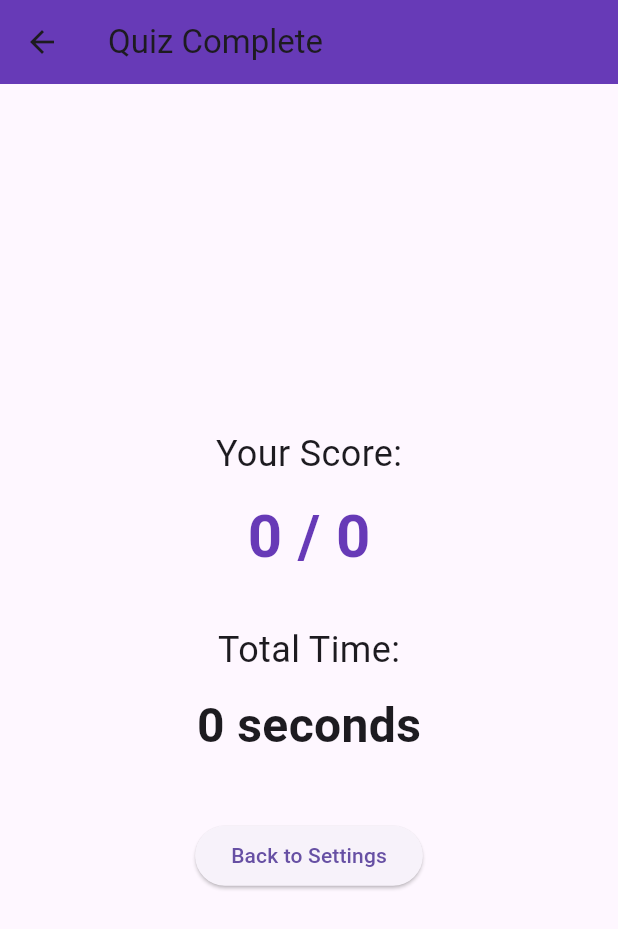
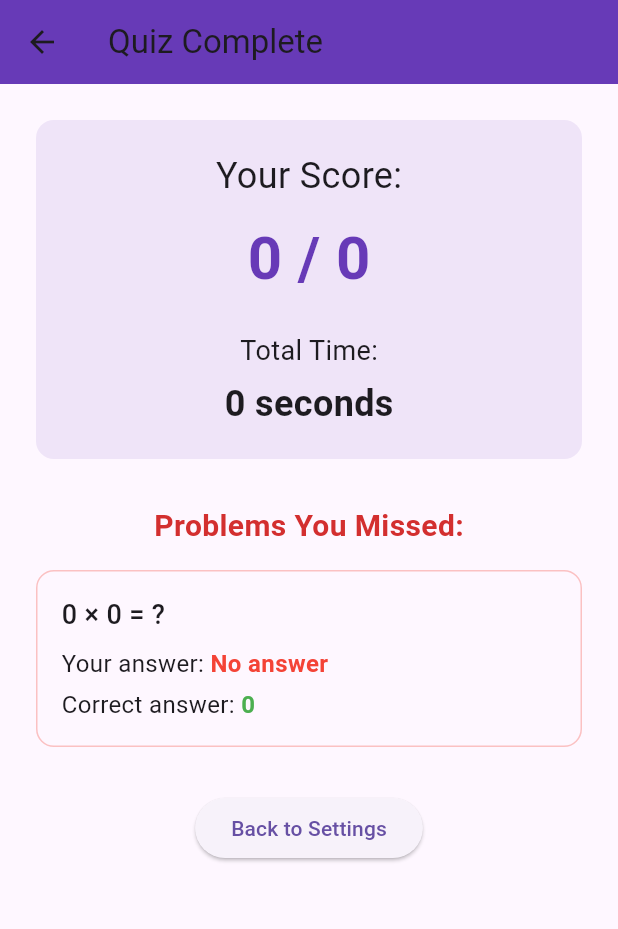
Before and after one commit to jkozdon/math_flutter_app, a Flutter app: the QuizPage screen opened directly with empty values, after a tap on "Submit", on a phone screen of 412 x 824 dp. Shown: the top 929 px of the screen. Run offline on Flutter 3.47's test engine with Material 3 defaults, Android fonts, the phone set to English and light mode, and no system bars.

Commit message:
show wrong answers at the end
Signed-off-by: Jeremy E Kozdon <jeremy@kozdon.net>

```diff
--- a/lib/main.dart
+++ b/lib/main.dart
@@ -1,5 +1,25 @@
 import 'dart:math';
 import 'package:flutter/material.dart';
+
+class QuestionData {
+  final int num1;
+  final int num2;
+  final String operator;
+  final int correctAnswer;
+  final int? userAnswer;
+  final bool isCorrect;
+
+  QuestionData({
+    required this.num1,
+    required this.num2,
+    required this.operator,
+    required this.correctAnswer,
+    this.userAnswer,
+    required this.isCorrect,
+  });
+
+  String get questionText => '$num1 $operator $num2 = $correctAnswer';
+}
 
 void main() {
   runApp(MathQuizApp());
@@ -182,6 +202,7 @@ class _QuizPageState extends State<QuizPage> {
   late Stopwatch stopwatch;
   bool quizFinished = false;
   int elapsedSeconds = 0;
+  List<QuestionData> allQuestions = [];
 
   late List<String> allowedOperators;
 
@@ -240,7 +261,18 @@ class _QuizPageState extends State<QuizPage> {
 
   void checkAnswer(String? input) {
     int? userAnswer = int.tryParse(input ?? '');
-    if (userAnswer == answer) score++;
+    bool isCorrect = userAnswer == answer;
+    if (isCorrect) score++;
+
+    // Store the question data
+    allQuestions.add(QuestionData(
+      num1: num1,
+      num2: num2,
+      operator: operator,
+      correctAnswer: answer,
+      userAnswer: userAnswer,
+      isCorrect: isCorrect,
+    ));
 
     controller.clear();
 
@@ -275,13 +307,24 @@ class _QuizPageState extends State<QuizPage> {
   @override
   Widget build(BuildContext context) {
     if (quizFinished) {
+      List<QuestionData> missedQuestions = allQuestions.where((q) => !q.isCorrect).toList();
+
       return Scaffold(
         appBar: AppBar(title: Text('Quiz Complete'), backgroundColor: Colors.deepPurple),
-        body: Center(
-          child: Padding(
+        body: Padding(
           padding: const EdgeInsets.all(24.0),
+          child: SingleChildScrollView(
             child: Column(
-              mainAxisAlignment: MainAxisAlignment.center,
+              children: [
+                // Score section
+                Container(
+                  width: double.infinity,
+                  padding: EdgeInsets.all(20),
+                  decoration: BoxDecoration(
+                    color: Colors.deepPurple.withOpacity(0.1),
+                    borderRadius: BorderRadius.circular(12),
+                  ),
+                  child: Column(
                     children: [
                       Text('Your Score:', style: TextStyle(fontSize: 24)),
                       SizedBox(height: 10),
@@ -289,14 +332,101 @@ class _QuizPageState extends State<QuizPage> {
                         '$score / ${widget.totalQuestions}',
                         style: TextStyle(fontSize: 40, fontWeight: FontWeight.bold, color: Colors.deepPurple),
                       ),
-                SizedBox(height: 30),
-                Text('Total Time:', style: TextStyle(fontSize: 24)),
-                SizedBox(height: 10),
+                      SizedBox(height: 20),
+                      Text('Total Time:', style: TextStyle(fontSize: 18)),
+                      SizedBox(height: 5),
                       Text(
                         '$elapsedSeconds seconds',
-                  style: TextStyle(fontSize: 32, fontWeight: FontWeight.bold),
+                        style: TextStyle(fontSize: 24, fontWeight: FontWeight.bold),
                       ),
-                SizedBox(height: 40),
+                    ],
+                  ),
+                ),
+                SizedBox(height: 30),
+
+                // Missed problems section
+                if (missedQuestions.isNotEmpty) ...[
+                  Text(
+                    'Problems You Missed:',
+                    style: TextStyle(fontSize: 20, fontWeight: FontWeight.bold, color: Colors.red[700]),
+                  ),
+                  SizedBox(height: 15),
+                  Container(
+                    decoration: BoxDecoration(
+                      border: Border.all(color: Colors.red.withOpacity(0.3)),
+                      borderRadius: BorderRadius.circular(12),
+                    ),
+                    child: ListView.separated(
+                      shrinkWrap: true,
+                      physics: NeverScrollableScrollPhysics(),
+                      itemCount: missedQuestions.length,
+                      separatorBuilder: (context, index) => Divider(height: 1),
+                      itemBuilder: (context, index) {
+                        final question = missedQuestions[index];
+                        return Padding(
+                          padding: EdgeInsets.all(16),
+                          child: Column(
+                            crossAxisAlignment: CrossAxisAlignment.start,
+                            children: [
+                              Text(
+                                '${question.num1} ${question.operator} ${question.num2} = ?',
+                                style: TextStyle(fontSize: 18, fontWeight: FontWeight.w500),
+                              ),
+                              SizedBox(height: 8),
+                              Row(
+                                children: [
+                                  Text(
+                                    'Your answer: ',
+                                    style: TextStyle(fontSize: 16),
+                                  ),
+                                  Text(
+                                    question.userAnswer?.toString() ?? 'No answer',
+                                    style: TextStyle(fontSize: 16, color: Colors.red, fontWeight: FontWeight.bold),
+                                  ),
+                                ],
+                              ),
+                              SizedBox(height: 4),
+                              Row(
+                                children: [
+                                  Text(
+                                    'Correct answer: ',
+                                    style: TextStyle(fontSize: 16),
+                                  ),
+                                  Text(
+                                    question.correctAnswer.toString(),
+                                    style: TextStyle(fontSize: 16, color: Colors.green, fontWeight: FontWeight.bold),
+                                  ),
+                                ],
+                              ),
+                            ],
+                          ),
+                        );
+                      },
+                    ),
+                  ),
+                  SizedBox(height: 30),
+                ] else ...[
+                  Container(
+                    padding: EdgeInsets.all(20),
+                    decoration: BoxDecoration(
+                      color: Colors.green.withOpacity(0.1),
+                      borderRadius: BorderRadius.circular(12),
+                    ),
+                    child: Row(
+                      mainAxisAlignment: MainAxisAlignment.center,
+                      children: [
+                        Icon(Icons.check_circle, color: Colors.green, size: 32),
+                        SizedBox(width: 12),
+                        Text(
+                          'Perfect Score! 🎉',
+                          style: TextStyle(fontSize: 20, fontWeight: FontWeight.bold, color: Colors.green[700]),
+                        ),
+                      ],
+                    ),
+                  ),
+                  SizedBox(height: 30),
+                ],
+
                 ElevatedButton(
                   onPressed: restartQuiz,
                   child: Text('Back to Settings'),
```
Lines whose indentation alone changed are shown as unchanged.
